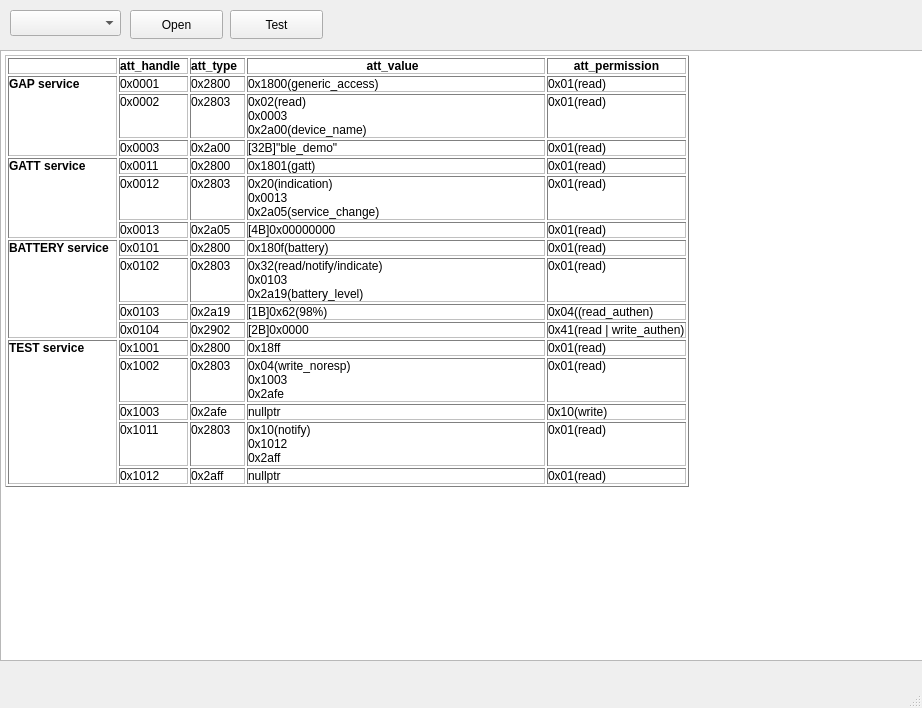
Old version of the form bleHostStack/mainwindow.ui in the repository chenwenhuiGithub/bleHostStack.
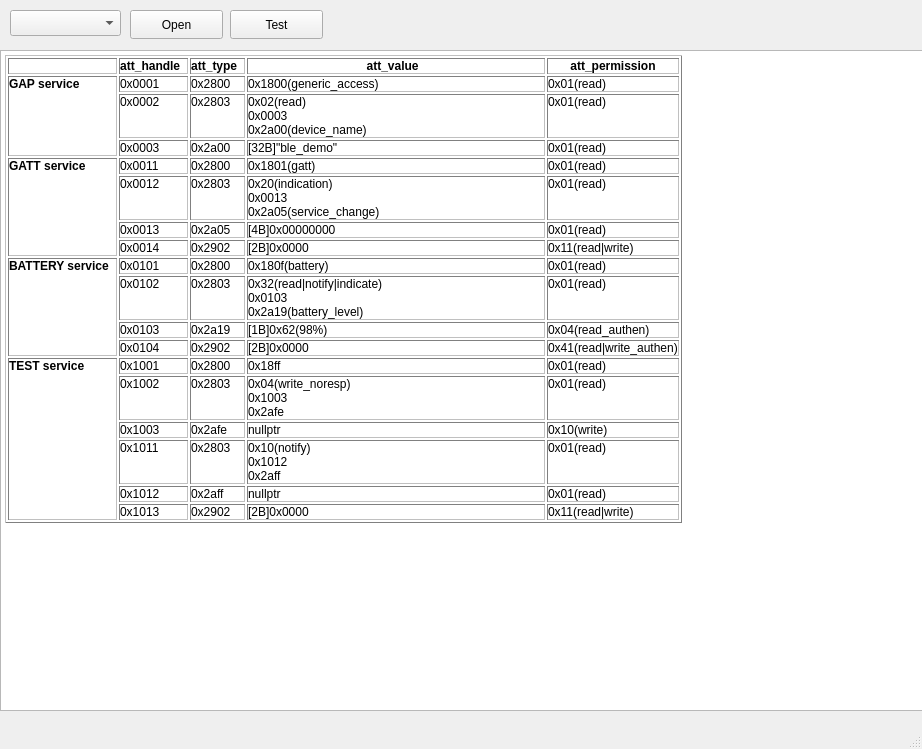
New version of the form.

Commit message: add send passthough interface

Diff of the .ui file:
```diff
--- a/bleHostStack/mainwindow.ui
+++ b/bleHostStack/mainwindow.ui
@@ -7,7 +7,7 @@
     <x>0</x>
     <y>0</y>
     <width>922</width>
-    <height>708</height>
+    <height>749</height>
    </rect>
   </property>
   <property name="windowTitle">
@@ -46,7 +46,7 @@
       <x>0</x>
       <y>50</y>
       <width>931</width>
-      <height>611</height>
+      <height>661</height>
      </rect>
     </property>
     <property name="readOnly">
@@ -99,7 +99,7 @@
 &lt;td&gt;
 &lt;p style=&quot; margin-top:0px; margin-bottom:0px; margin-left:0px; margin-right:0px; -qt-block-indent:0; text-indent:0px;&quot;&gt;0x01(read)&lt;/p&gt;&lt;/td&gt;&lt;/tr&gt;
 &lt;tr&gt;
-&lt;td rowspan=&quot;3&quot;&gt;
+&lt;td rowspan=&quot;4&quot;&gt;
 &lt;p style=&quot; margin-top:0px; margin-bottom:0px; margin-left:0px; margin-right:0px; -qt-block-indent:0; text-indent:0px;&quot;&gt;&lt;span style=&quot; font-weight:700;&quot;&gt;GATT service&lt;/span&gt;  &lt;/p&gt;&lt;/td&gt;
 &lt;td&gt;
 &lt;p style=&quot; margin-top:0px; margin-bottom:0px; margin-left:0px; margin-right:0px; -qt-block-indent:0; text-indent:0px;&quot;&gt;0x0011  &lt;/p&gt;&lt;/td&gt;
@@ -128,6 +128,15 @@
 &lt;td&gt;
 &lt;p style=&quot; margin-top:0px; margin-bottom:0px; margin-left:0px; margin-right:0px; -qt-block-indent:0; text-indent:0px;&quot;&gt;0x01(read)&lt;/p&gt;&lt;/td&gt;&lt;/tr&gt;
 &lt;tr&gt;
+&lt;td&gt;
+&lt;p style=&quot; margin-top:0px; margin-bottom:0px; margin-left:0px; margin-right:0px; -qt-block-indent:0; text-indent:0px;&quot;&gt;0x0014  &lt;/p&gt;&lt;/td&gt;
+&lt;td&gt;
+&lt;p style=&quot; margin-top:0px; margin-bottom:0px; margin-left:0px; margin-right:0px; -qt-block-indent:0; text-indent:0px;&quot;&gt;0x2902  &lt;/p&gt;&lt;/td&gt;
+&lt;td&gt;
+&lt;p style=&quot; margin-top:0px; margin-bottom:0px; margin-left:0px; margin-right:0px; -qt-block-indent:0; text-indent:0px;&quot;&gt;[2B]0x0000  &lt;/p&gt;&lt;/td&gt;
+&lt;td&gt;
+&lt;p style=&quot; margin-top:0px; margin-bottom:0px; margin-left:0px; margin-right:0px; -qt-block-indent:0; text-indent:0px;&quot;&gt;0x11(read|write)&lt;/p&gt;&lt;/td&gt;&lt;/tr&gt;
+&lt;tr&gt;
 &lt;td rowspan=&quot;4&quot;&gt;
 &lt;p style=&quot; margin-top:0px; margin-bottom:0px; margin-left:0px; margin-right:0px; -qt-block-indent:0; text-indent:0px;&quot;&gt;&lt;span style=&quot; font-weight:700;&quot;&gt;BATTERY service&lt;/span&gt;  &lt;/p&gt;&lt;/td&gt;
 &lt;td&gt;
@@ -144,7 +153,7 @@
 &lt;td&gt;
 &lt;p style=&quot; margin-top:0px; margin-bottom:0px; margin-left:0px; margin-right:0px; -qt-block-indent:0; text-indent:0px;&quot;&gt;0x2803  &lt;/p&gt;&lt;/td&gt;
 &lt;td&gt;
-&lt;p style=&quot; margin-top:0px; margin-bottom:0px; margin-left:0px; margin-right:0px; -qt-block-indent:0; text-indent:0px;&quot;&gt;0x32(read/notify/indicate)&lt;br /&gt;0x0103&lt;br /&gt;0x2a19(battery_level)  &lt;/p&gt;&lt;/td&gt;
+&lt;p style=&quot; margin-top:0px; margin-bottom:0px; margin-left:0px; margin-right:0px; -qt-block-indent:0; text-indent:0px;&quot;&gt;0x32(read|notify|indicate)&lt;br /&gt;0x0103&lt;br /&gt;0x2a19(battery_level)  &lt;/p&gt;&lt;/td&gt;
 &lt;td&gt;
 &lt;p style=&quot; margin-top:0px; margin-bottom:0px; margin-left:0px; margin-right:0px; -qt-block-indent:0; text-indent:0px;&quot;&gt;0x01(read)&lt;/p&gt;&lt;/td&gt;&lt;/tr&gt;
 &lt;tr&gt;
@@ -155,7 +164,7 @@
 &lt;td&gt;
 &lt;p style=&quot; margin-top:0px; margin-bottom:0px; margin-left:0px; margin-right:0px; -qt-block-indent:0; text-indent:0px;&quot;&gt;[1B]0x62(98%)  &lt;/p&gt;&lt;/td&gt;
 &lt;td&gt;
-&lt;p style=&quot; margin-top:0px; margin-bottom:0px; margin-left:0px; margin-right:0px; -qt-block-indent:0; text-indent:0px;&quot;&gt;0x04((read_authen)&lt;/p&gt;&lt;/td&gt;&lt;/tr&gt;
+&lt;p style=&quot; margin-top:0px; margin-bottom:0px; margin-left:0px; margin-right:0px; -qt-block-indent:0; text-indent:0px;&quot;&gt;0x04(read_authen)&lt;/p&gt;&lt;/td&gt;&lt;/tr&gt;
 &lt;tr&gt;
 &lt;td&gt;
 &lt;p style=&quot; margin-top:0px; margin-bottom:0px; margin-left:0px; margin-right:0px; -qt-block-indent:0; text-indent:0px;&quot;&gt;0x0104  &lt;/p&gt;&lt;/td&gt;
@@ -164,9 +173,9 @@
 &lt;td&gt;
 &lt;p style=&quot; margin-top:0px; margin-bottom:0px; margin-left:0px; margin-right:0px; -qt-block-indent:0; text-indent:0px;&quot;&gt;[2B]0x0000  &lt;/p&gt;&lt;/td&gt;
 &lt;td&gt;
-&lt;p style=&quot; margin-top:0px; margin-bottom:0px; margin-left:0px; margin-right:0px; -qt-block-indent:0; text-indent:0px;&quot;&gt;0x41(read | write_authen)&lt;/p&gt;&lt;/td&gt;&lt;/tr&gt;
+&lt;p style=&quot; margin-top:0px; margin-bottom:0px; margin-left:0px; margin-right:0px; -qt-block-indent:0; text-indent:0px;&quot;&gt;0x41(read|write_authen)&lt;/p&gt;&lt;/td&gt;&lt;/tr&gt;
 &lt;tr&gt;
-&lt;td rowspan=&quot;5&quot;&gt;
+&lt;td rowspan=&quot;6&quot;&gt;
 &lt;p style=&quot; margin-top:0px; margin-bottom:0px; margin-left:0px; margin-right:0px; -qt-block-indent:0; text-indent:0px;&quot;&gt;&lt;span style=&quot; font-weight:700;&quot;&gt;TEST service&lt;/span&gt;  &lt;/p&gt;&lt;/td&gt;
 &lt;td&gt;
 &lt;p style=&quot; margin-top:0px; margin-bottom:0px; margin-left:0px; margin-right:0px; -qt-block-indent:0; text-indent:0px;&quot;&gt;0x1001  &lt;/p&gt;&lt;/td&gt;
@@ -211,7 +220,16 @@
 &lt;td&gt;
 &lt;p style=&quot; margin-top:0px; margin-bottom:0px; margin-left:0px; margin-right:0px; -qt-block-indent:0; text-indent:0px;&quot;&gt;nullptr  &lt;/p&gt;&lt;/td&gt;
 &lt;td&gt;
-&lt;p style=&quot; margin-top:0px; margin-bottom:0px; margin-left:0px; margin-right:0px; -qt-block-indent:0; text-indent:0px;&quot;&gt;0x01(read)&lt;/p&gt;&lt;/td&gt;&lt;/tr&gt;&lt;/table&gt;&lt;/body&gt;&lt;/html&gt;</string>
+&lt;p style=&quot; margin-top:0px; margin-bottom:0px; margin-left:0px; margin-right:0px; -qt-block-indent:0; text-indent:0px;&quot;&gt;0x01(read)&lt;/p&gt;&lt;/td&gt;&lt;/tr&gt;
+&lt;tr&gt;
+&lt;td&gt;
+&lt;p style=&quot; margin-top:0px; margin-bottom:0px; margin-left:0px; margin-right:0px; -qt-block-indent:0; text-indent:0px;&quot;&gt;0x1013  &lt;/p&gt;&lt;/td&gt;
+&lt;td&gt;
+&lt;p style=&quot; margin-top:0px; margin-bottom:0px; margin-left:0px; margin-right:0px; -qt-block-indent:0; text-indent:0px;&quot;&gt;0x2902  &lt;/p&gt;&lt;/td&gt;
+&lt;td&gt;
+&lt;p style=&quot; margin-top:0px; margin-bottom:0px; margin-left:0px; margin-right:0px; -qt-block-indent:0; text-indent:0px;&quot;&gt;[2B]0x0000  &lt;/p&gt;&lt;/td&gt;
+&lt;td&gt;
+&lt;p style=&quot; margin-top:0px; margin-bottom:0px; margin-left:0px; margin-right:0px; -qt-block-indent:0; text-indent:0px;&quot;&gt;0x11(read|write)&lt;/p&gt;&lt;/td&gt;&lt;/tr&gt;&lt;/table&gt;&lt;/body&gt;&lt;/html&gt;</string>
     </property>
    </widget>
    <widget class="QPushButton" name="pushButtonTest">
```
The commit also changes 3 other files.
